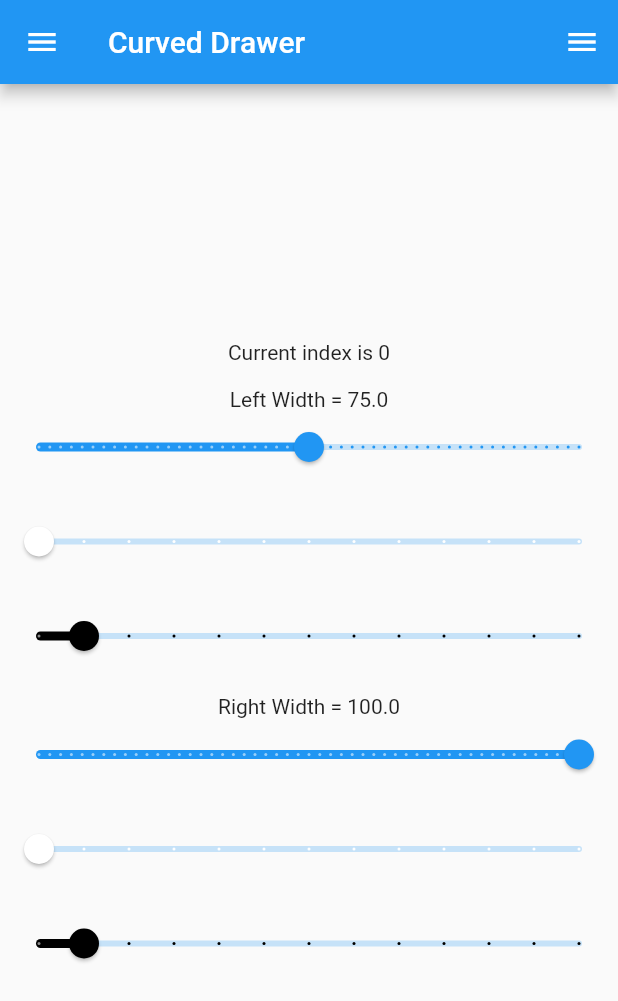
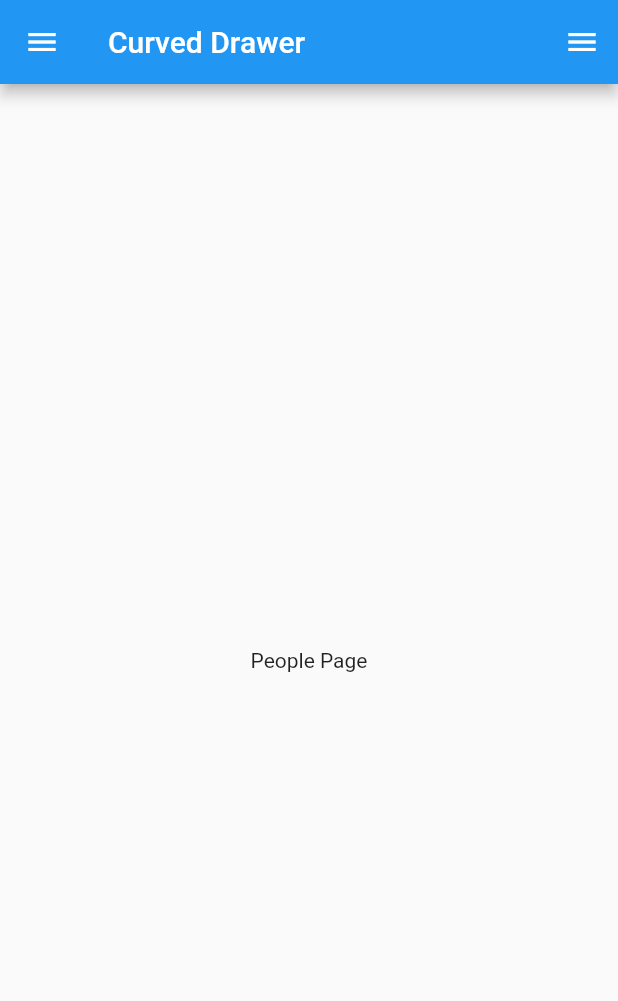
Before and after one commit to areeahmed/curved_drawer, a Flutter app: the screen it shows after launch, on a phone screen of 412 x 824 dp. Shown: the top 1001 px of the screen. Run offline on Flutter 3.47's test engine with Material 2 defaults, Android fonts, the light colour scheme and no system bars; missing offline and left inert: curved_drawer_fork.

Commit message:
This package Tested and it is good but not standard according to UX Design

```diff
--- a/lib/src/home.dart
+++ b/lib/src/home.dart
@@ -1,3 +1,6 @@
+import 'package:curved_drawer/src/people.dart';
+import 'package:curved_drawer/src/trending.dart';
+import 'package:curved_drawer/src/tv.dart';
 import 'package:curved_drawer_fork/curved_drawer_fork.dart';
 import 'package:flutter/material.dart';
 
@@ -101,110 +104,11 @@ class _HomeState extends State<Home> {
       ///* Curved Drawer is until here
       ///
       ///
-      body: Center(
-        child: Column(
-          mainAxisAlignment: MainAxisAlignment.center,
-          children: <Widget>[
-            Text(
-              'Current index is $index',
-            ),
-            const SizedBox(
-              height: 15,
-            ),
-            Text("Left Width = $leftWidth"),
-            Slider(
-              label: "Left Drawer Width",
-              activeColor: Colors.blue,
-              min: 50.0,
-              max: 100.0,
-              divisions: 50,
-              value: leftWidth,
-              onChanged: (value) => setState(() => leftWidth = value),
-            ),
-            const SizedBox(
-              height: 15,
-            ),
-            SliderTheme(
-                data: const SliderThemeData(
-                    valueIndicatorTextStyle: TextStyle(color: Colors.grey)),
-                child: Slider(
-                  label: "Left Drawer Background Color",
-                  activeColor: colorPallete[leftBackgroundColor],
-                  min: 0,
-                  max: colorPallete.length.toDouble() - 1.0,
-                  divisions: colorPallete.length,
-                  value: leftBackgroundColor.toDouble(),
-                  onChanged: (value) => setState(() {
-                    leftBackgroundColor = value.toInt();
-                  }),
-                )),
-            const SizedBox(
-              height: 15,
-            ),
-            SliderTheme(
-                data: const SliderThemeData(
-                    valueIndicatorTextStyle: TextStyle(color: Colors.grey)),
-                child: Slider(
-                  label: "Left Drawer Label Color",
-                  activeColor: colorPallete[leftTextColor],
-                  min: 0,
-                  max: colorPallete.length.toDouble() - 1.0,
-                  divisions: colorPallete.length,
-                  value: leftTextColor.toDouble(),
-                  onChanged: (value) => setState(() {
-                    leftTextColor = value.toInt();
-                  }),
-                )),
-            const SizedBox(
-              height: 15,
-            ),
-            Text("Right Width = $rightWidth"),
-            Slider(
-              label: "Right Drawer Width",
-              activeColor: Colors.blue,
-              min: 50.0,
-              max: 100.0,
-              divisions: 50,
-              value: rightWidth,
-              onChanged: (value) => setState(() => rightWidth = value),
-            ),
-            const SizedBox(
-              height: 15,
-            ),
-            SliderTheme(
-                data: const SliderThemeData(
-                    valueIndicatorTextStyle: TextStyle(color: Colors.grey)),
-                child: Slider(
-                  label: "Right Drawer Background Color",
-                  activeColor: colorPallete[rightBackgroundColor],
-                  min: 0,
-                  max: colorPallete.length.toDouble() - 1.0,
-                  divisions: colorPallete.length,
-                  value: rightBackgroundColor.toDouble(),
-                  onChanged: (value) => setState(() {
-                    rightBackgroundColor = value.toInt();
-                  }),
-                )),
-            const SizedBox(
-              height: 15,
-            ),
-            SliderTheme(
-                data: const SliderThemeData(
-                    valueIndicatorTextStyle: TextStyle(color: Colors.grey)),
-                child: Slider(
-                  label: "Right Drawer Label Color",
-                  activeColor: colorPallete[rightTextColor],
-                  min: 0,
-                  max: colorPallete.length.toDouble() - 1.0,
-                  divisions: colorPallete.length,
-                  value: rightTextColor.toDouble(),
-                  onChanged: (value) => setState(() {
-                    rightTextColor = value.toInt();
-                  }),
-                )),
-          ],
-        ),
-      ),
+      body: (index == 0)
+          ? const People()
+          : (index == 1)
+              ? const Trending()
+              : const Tv(),
     );
   }
 }
--- /dev/null
+++ b/lib/src/people.dart
@@ -0,0 +1,17 @@
+import 'package:flutter/material.dart';
+
+class People extends StatelessWidget {
+  const People({super.key});
+
+  @override
+  Widget build(BuildContext context) {
+    return Center(
+      child: Column(
+        mainAxisAlignment: MainAxisAlignment.center,
+        children: const [
+          Text('People Page'),
+        ],
+      ),
+    );
+  }
+}
--- /dev/null
+++ b/lib/src/trending.dart
@@ -0,0 +1,17 @@
+import 'package:flutter/material.dart';
+
+class Trending extends StatelessWidget {
+  const Trending({super.key});
+
+  @override
+  Widget build(BuildContext context) {
+    return Center(
+      child: Column(
+        mainAxisAlignment: MainAxisAlignment.center,
+        children: const [
+          Text('Trending Page'),
+        ],
+      ),
+    );
+  }
+}
--- /dev/null
+++ b/lib/src/tv.dart
@@ -0,0 +1,17 @@
+import 'package:flutter/material.dart';
+
+class Tv extends StatelessWidget {
+  const Tv({super.key});
+
+  @override
+  Widget build(BuildContext context) {
+    return Center(
+      child: Column(
+        mainAxisAlignment: MainAxisAlignment.center,
+        children: const [
+          Text('TV Page'),
+        ],
+      ),
+    );
+  }
+}
```
